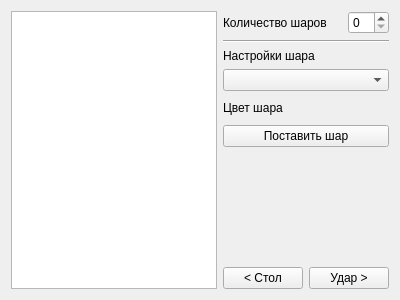
Qt form gui/ballswidget.ui (moevm/gui-1h2017-19) before a commit.
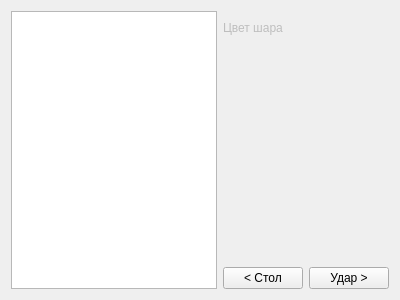
The same form after that commit. Custom widgets are drawn as their Qt base class.

Commit message: Подготовка BallsWidget к выбору активного шара.

What changed in the file:
```diff
--- a/gui/ballswidget.ui
+++ b/gui/ballswidget.ui
@@ -14,49 +14,21 @@
    <string>Form</string>
   </property>
   <layout class="QGridLayout" name="gridLayout">
-   <item row="0" column="0" rowspan="8">
-    <widget class="AddGraphicsView" name="tableView"/>
-   </item>
-   <item row="0" column="1" colspan="2">
-    <widget class="QLabel" name="countLabel">
-     <property name="text">
-      <string>Количество шаров</string>
-     </property>
-    </widget>
-   </item>
-   <item row="0" column="3">
-    <widget class="QSpinBox" name="count">
-     <property name="maximum">
-      <number>16</number>
-     </property>
-    </widget>
-   </item>
-   <item row="1" column="1" colspan="3">
-    <widget class="Line" name="firstLine">
-     <property name="orientation">
-      <enum>Qt::Horizontal</enum>
-     </property>
-    </widget>
-   </item>
-   <item row="2" column="1" colspan="3">
-    <widget class="QLabel" name="ballLabel">
-     <property name="text">
-      <string>Настройки шара</string>
-     </property>
-    </widget>
-   </item>
-   <item row="3" column="1" colspan="3">
-    <widget class="QComboBox" name="ball"/>
-   </item>
-   <item row="4" column="1">
+   <item row="1" column="1">
     <widget class="QLabel" name="ballColorLabel">
+     <property name="enabled">
+      <bool>false</bool>
+     </property>
      <property name="text">
       <string>Цвет шара</string>
      </property>
     </widget>
    </item>
-   <item row="4" column="2" colspan="2">
+   <item row="1" column="2" colspan="2">
     <widget class="QPushButton" name="ballColor">
+     <property name="enabled">
+      <bool>false</bool>
+     </property>
      <property name="text">
       <string/>
      </property>
@@ -65,14 +37,17 @@
      </property>
     </widget>
    </item>
-   <item row="5" column="1" colspan="3">
-    <widget class="QPushButton" name="addBall">
+   <item row="0" column="0" rowspan="4">
+    <widget class="AddGraphicsView" name="tableView"/>
+   </item>
+   <item row="3" column="2" colspan="2">
+    <widget class="QPushButton" name="nextButton">
      <property name="text">
-      <string>Поставить шар</string>
+      <string>Удар &gt;</string>
      </property>
     </widget>
    </item>
-   <item row="6" column="1" colspan="3">
+   <item row="2" column="1" colspan="3">
     <spacer name="verticalSpacer">
      <property name="orientation">
       <enum>Qt::Vertical</enum>
@@ -85,20 +60,13 @@
      </property>
     </spacer>
    </item>
-   <item row="7" column="1">
+   <item row="3" column="1">
     <widget class="QPushButton" name="prevButton">
      <property name="text">
       <string>&lt; Стол</string>
      </property>
     </widget>
    </item>
-   <item row="7" column="2" colspan="2">
-    <widget class="QPushButton" name="nextButton">
-     <property name="text">
-      <string>Удар &gt;</string>
-     </property>
-    </widget>
-   </item>
   </layout>
  </widget>
  <customwidgets>
```
The commit also changes 4 other files.
